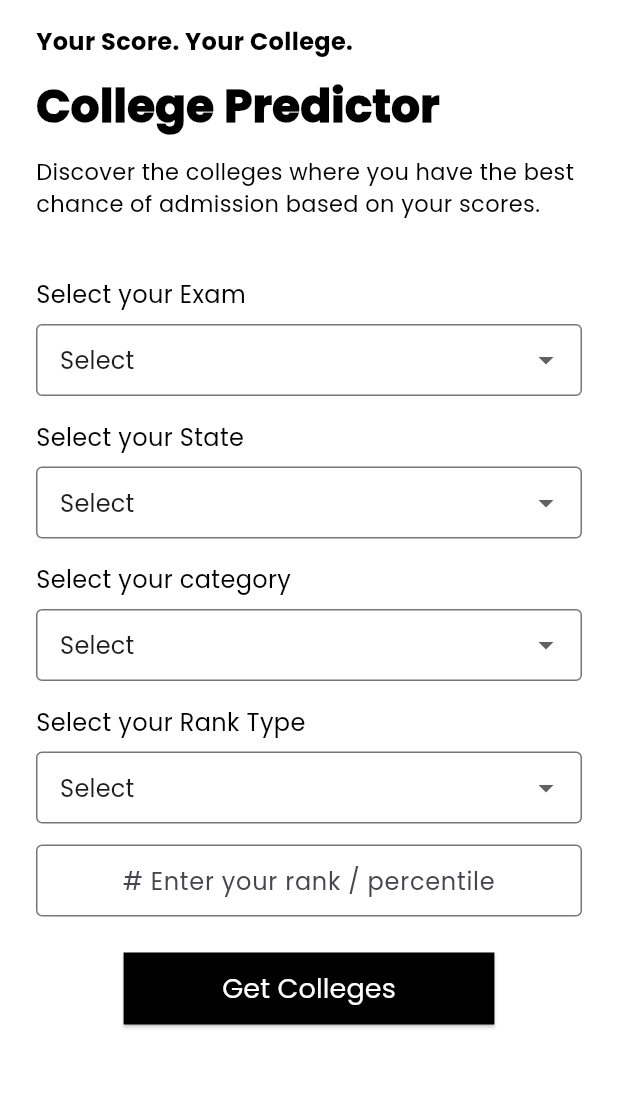
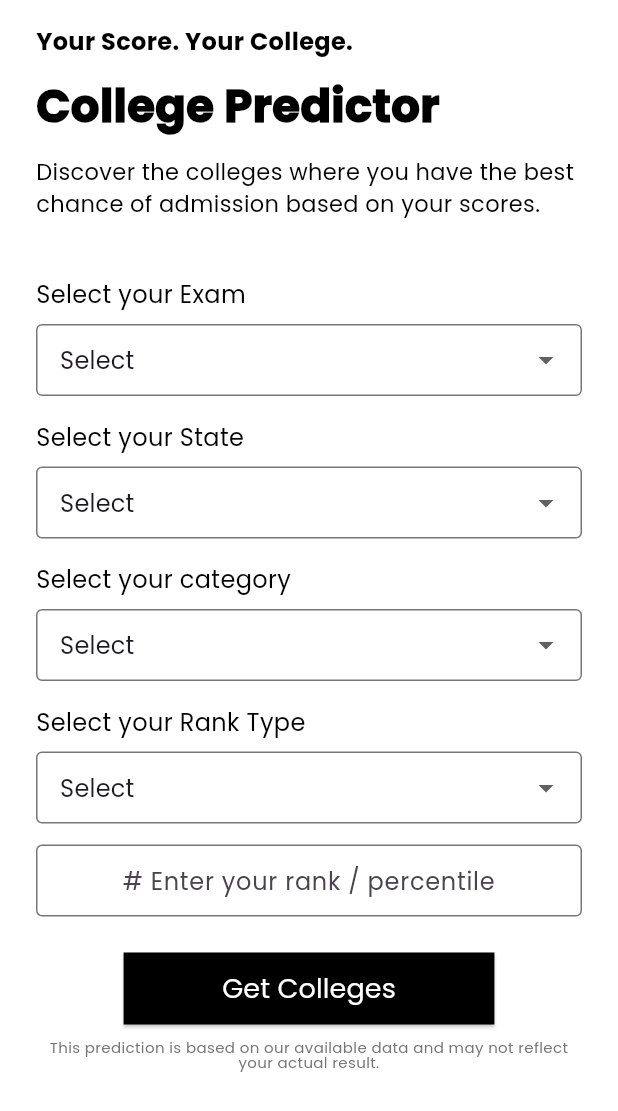
Before and after one commit to skhasan071/MyCampusInfo, a Flutter app: the CollegePredictorPage screen opened directly, on a phone screen of 412 x 824 dp. Shown: the top 1111 px of the screen. Run offline on Flutter 3.47's test engine with Material 3 defaults, Android fonts, the phone set to English and light mode, and no system bars; our stand-ins replace device_preview, geocoding, geolocator, get, google_sign_in, pin_code_fields and 1 more; missing offline and left inert: dart:html; accounts and stored records are empty; network calls fail.

Commit message:
bugs solving

```diff
--- a/lib/view/college_predictor_page.dart
+++ b/lib/view/college_predictor_page.dart
@@ -223,7 +223,18 @@ class _CollegePredictorScreenState extends State<CollegePredictorPage> {
                         ),
                       ),
                     ),
+
                   ),
+                ),
+                const SizedBox(height: 10),  // Space between TextField and disclaimer
+                Text(
+                  "This prediction is based on our available data and may not reflect your actual result.",
+                  style: TextStyle(
+                    fontSize: 10,
+                    color: Color(0xFF757575),
+                    height: 1,  // Add space between lines
+                  ),
+                  textAlign: TextAlign.center,  // Align text to the center
                 ),
               ],
             ),
```
Also changed, not shown: lib/view/DetailPage/insights.dart (+3 -6 lines).
